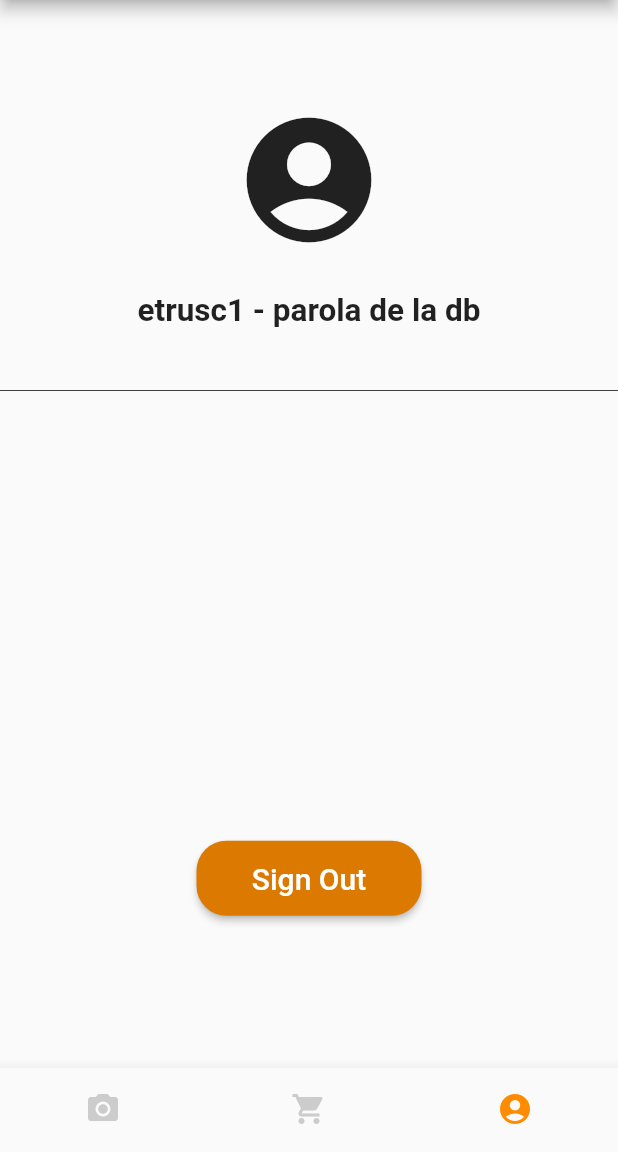
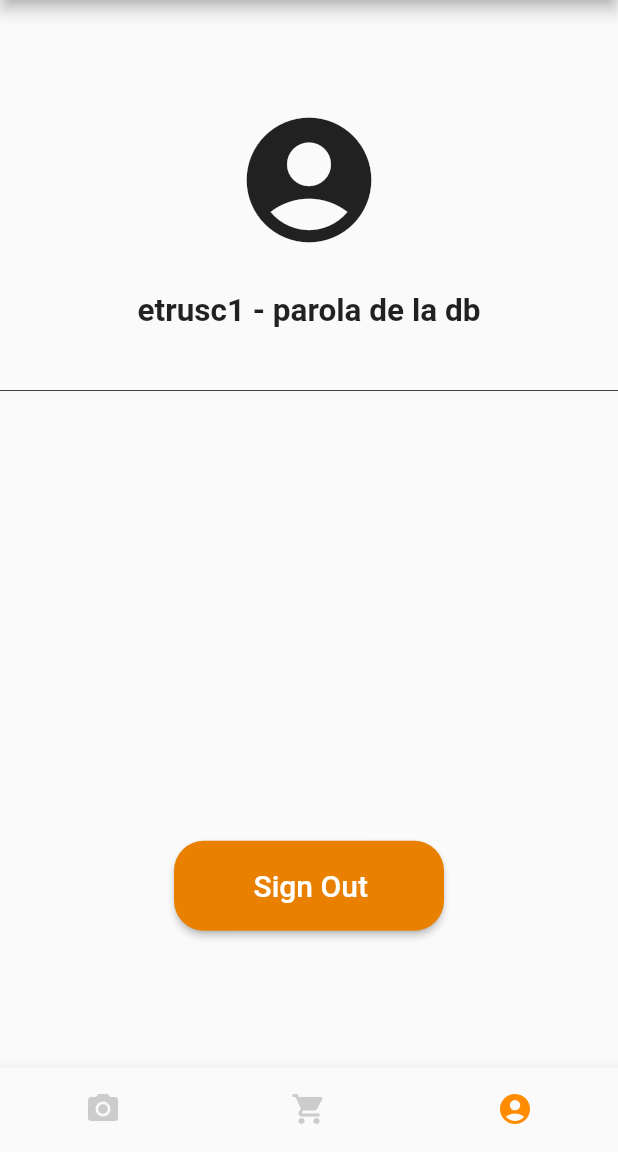
Before and after one commit to stefanfaur/ShoppingPal-frontend, a Flutter app: the screen it shows after launch, item 3 of the bottom bar chosen, after a tap on "Sign Out", on a phone screen of 412 x 824 dp, the part 84-1236 px from its top. Run offline on Flutter 3.47's test engine with Material 2 defaults, Android fonts, the phone set to English and light mode, and no system bars; our stand-ins replace image_picker.

Commit message:
Modular button widget.

```diff
--- a/shoppingpal/lib/pages/account.dart
+++ b/shoppingpal/lib/pages/account.dart
@@ -1,4 +1,5 @@
 import 'package:flutter/material.dart';
+import 'package:shoppingpal/pages/photo.dart';
 
 class AccountPage extends StatelessWidget {
   const AccountPage({super.key});
@@ -30,7 +31,7 @@ class AccountPage extends StatelessWidget {
                           TextStyle(fontSize: 21, fontWeight: FontWeight.bold)),
                   SizedBox(
                     height: 40,
-                  )
+                  ),
                 ],
               ),
             ),
@@ -38,16 +39,10 @@ class AccountPage extends StatelessWidget {
           const SizedBox(
             height: 300,
           ),
-          ElevatedButton(
-              onPressed: () => {},
-              style: ElevatedButton.styleFrom(
-                  backgroundColor: const Color.fromRGBO(220, 121, 0, 1),
-                  fixedSize: const Size(150, 50),
-                  textStyle: const TextStyle(
-                      fontSize: 20, fontWeight: FontWeight.w500),
-                  shape: RoundedRectangleBorder(
-                      borderRadius: BorderRadius.circular(20))),
-              child: const Text('Sign Out')),
+          CustomButton(
+            title: 'Sign Out',
+            onClick: () => {},
+          ),
         ],
       ),
     ));
--- a/shoppingpal/lib/pages/photo.dart
+++ b/shoppingpal/lib/pages/photo.dart
@@ -78,7 +78,7 @@ class _PhotoPageState extends State<PhotoPage> {
 Widget CustomButton({
   required String title,
   required VoidCallback onClick,
-  required IconData icon,
+  IconData? icon,
 }) {
   return Container(
     child: ElevatedButton.icon(
@@ -89,7 +89,7 @@ Widget CustomButton({
         textStyle: const TextStyle(fontSize: 20, fontWeight: FontWeight.w500),
         shape: RoundedRectangleBorder(borderRadius: BorderRadius.circular(20)),
       ),
-      icon: Icon(icon),
+      icon: icon != null ? Icon(icon) : Container(),
       label: Center(child: Text(title)),
     ),
   );
```
